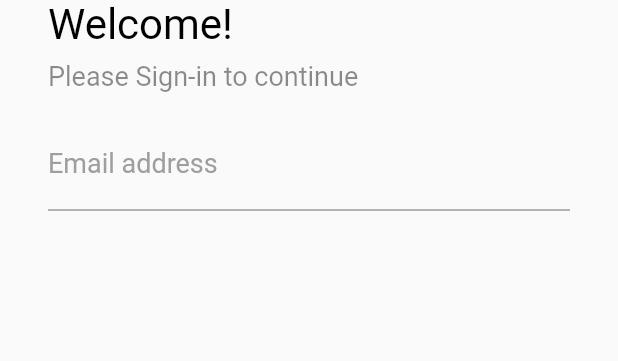
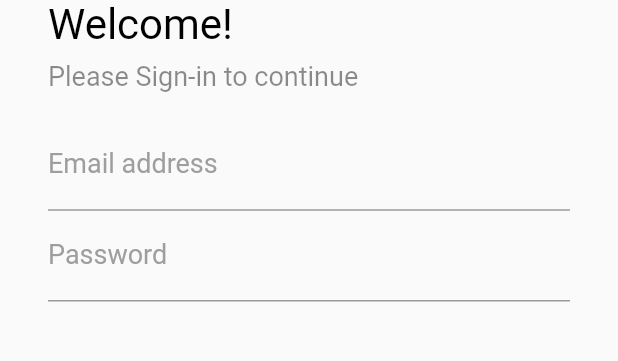
Before and after one commit to VBT-Intership/ESS-LoginDesign, a Flutter app: the screen it shows after launch, on a phone screen of 412 x 824 dp, the part 183-544 px from its top. Run offline on Flutter 3.47's test engine with Material 2 defaults, Android fonts, the phone set to English and light mode, and no system bars.

Commit message:
Password Input added

```diff
--- a/flutter_login/lib/loginpage.dart
+++ b/flutter_login/lib/loginpage.dart
@@ -37,9 +37,35 @@ class _LoginViewState extends State<LoginView> {
               EmployeeLoginTitle(),
               WelcomeTitle(),
               SigninTitle(),
-              EmailInput()
+              EmailInput(),
+              PasswordInput()
             ],
           ),
+        ),
+      ),
+    );
+  }
+}
+
+class PasswordInput extends StatelessWidget {
+  const PasswordInput({
+    Key key,
+  }) : super(key: key);
+
+  @override
+  Widget build(BuildContext context) {
+    return TextField(
+      obscureText: true,
+      decoration: InputDecoration(
+        labelText: "Password",
+        focusedBorder: UnderlineInputBorder(
+          borderSide: BorderSide(
+            color: Colors.blue[300],
+          ),
+        ),
+        labelStyle: TextStyle(
+          color: Colors.grey,
+          fontSize: 18.0,
         ),
       ),
     );
```
